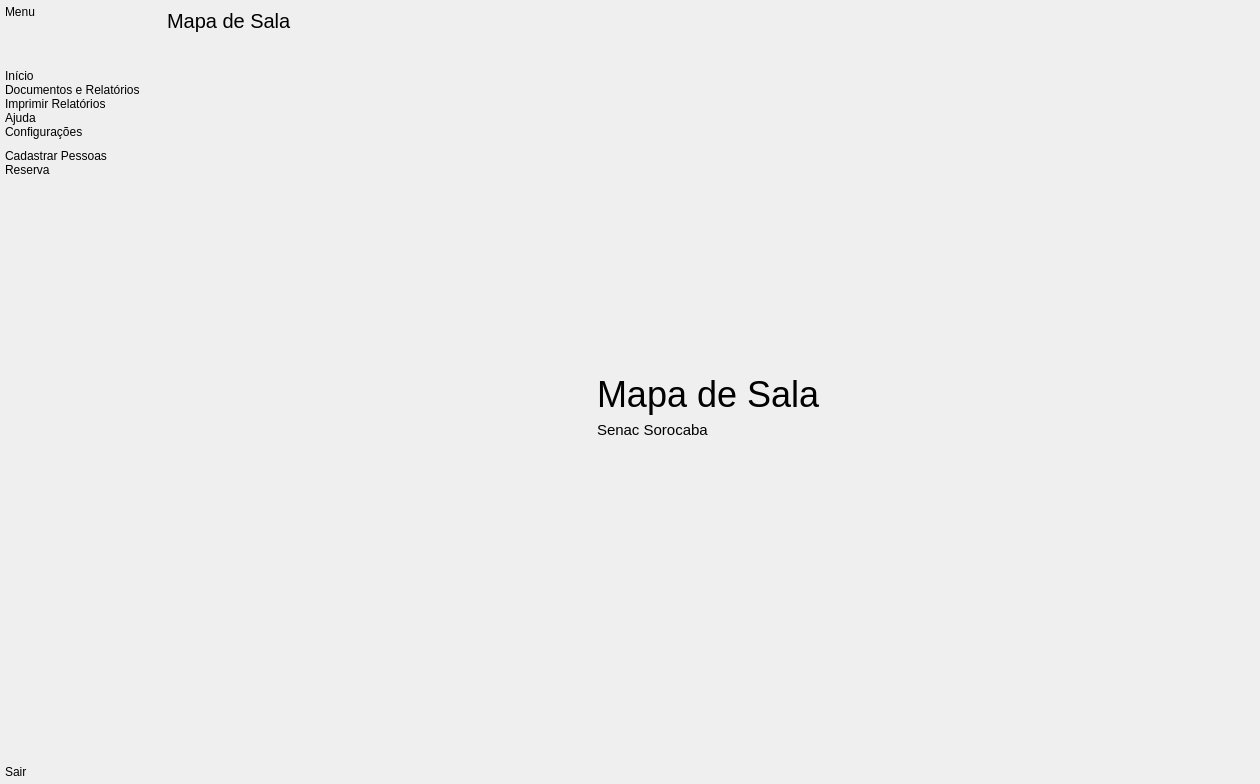
Qt form view/ui/interfaceHomeV1.ui (Senac-SOR-ADS/Mapa-de-Sala) before a commit.
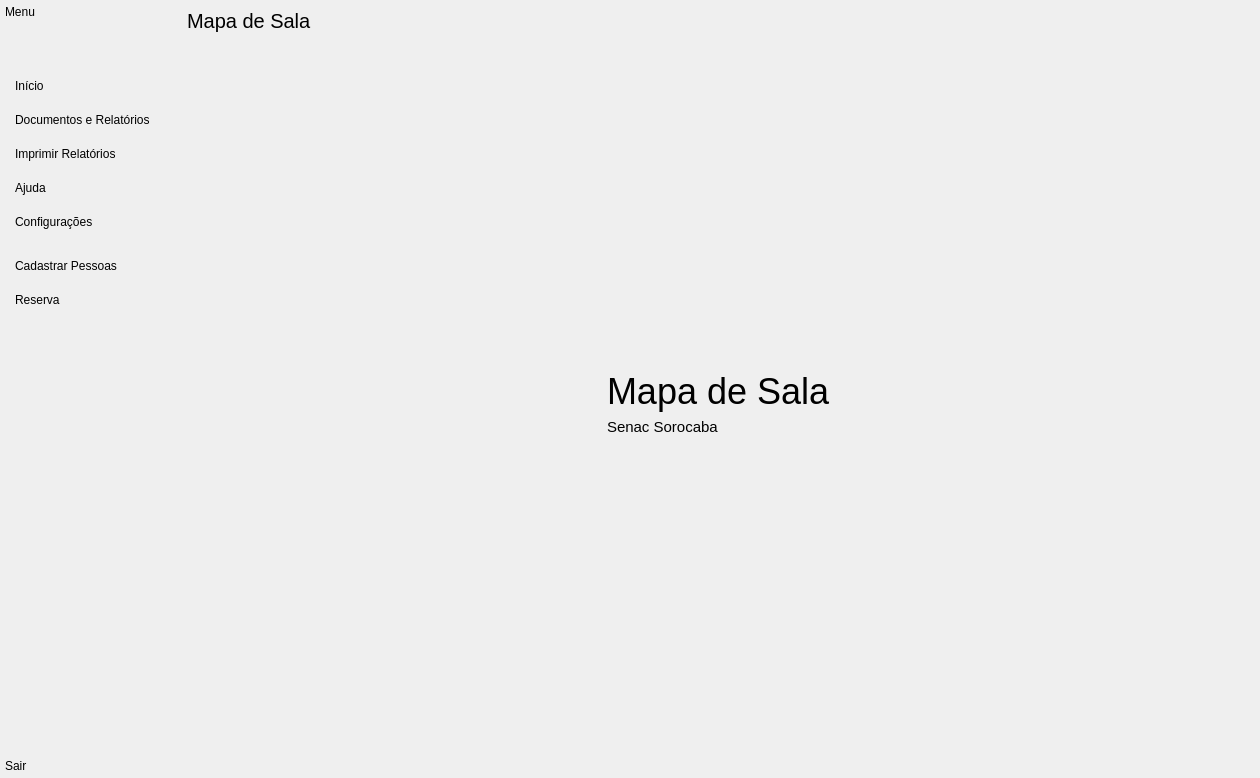
The same form after that commit. Icons and pictures are not drawn.

Commit message: so arrumando estilização msm, e acrescentando cadastro de equipamentos

Patch:
```diff
--- a/view/ui/interfaceHomeV1.ui
+++ b/view/ui/interfaceHomeV1.ui
@@ -7,7 +7,7 @@
     <x>0</x>
     <y>0</y>
     <width>1260</width>
-    <height>784</height>
+    <height>778</height>
    </rect>
   </property>
   <property name="windowTitle">
@@ -185,7 +185,7 @@
              <item>
               <widget class="QPushButton" name="btnIncio">
                <property name="styleSheet">
-                <string notr="true"/>
+                <string notr="true">padding: 10px;</string>
                </property>
                <property name="text">
                 <string>Início</string>
@@ -204,6 +204,9 @@
              </item>
              <item>
               <widget class="QPushButton" name="btnRelatorioDocumentos">
+               <property name="styleSheet">
+                <string notr="true">padding: 10px;</string>
+               </property>
                <property name="text">
                 <string>Documentos e Relatórios</string>
                </property>
@@ -221,6 +224,9 @@
              </item>
              <item>
               <widget class="QPushButton" name="btnImprimir">
+               <property name="styleSheet">
+                <string notr="true">padding: 10px;</string>
+               </property>
                <property name="text">
                 <string>Imprimir Relatórios</string>
                </property>
@@ -238,6 +244,9 @@
              </item>
              <item>
               <widget class="QPushButton" name="btnAjuda">
+               <property name="styleSheet">
+                <string notr="true">padding: 10px;</string>
+               </property>
                <property name="text">
                 <string>Ajuda</string>
                </property>
@@ -255,6 +264,9 @@
              </item>
              <item>
               <widget class="QPushButton" name="btnConfiguracoes">
+               <property name="styleSheet">
+                <string notr="true">padding: 10px;</string>
+               </property>
                <property name="text">
                 <string>Configurações</string>
                </property>
@@ -275,6 +287,9 @@
           </item>
           <item>
            <widget class="QPushButton" name="btnCadastrarPessoa">
+            <property name="styleSheet">
+             <string notr="true">padding: 10px;</string>
+            </property>
             <property name="text">
              <string>Cadastrar Pessoas</string>
             </property>
@@ -282,6 +297,9 @@
           </item>
           <item>
            <widget class="QPushButton" name="btnReserva">
+            <property name="styleSheet">
+             <string notr="true">padding: 10px;</string>
+            </property>
             <property name="text">
              <string>Reserva</string>
             </property>
```
Left out of the diff: 4 changed lines with no effect on the pictures. The commit also changes 1 other file.
